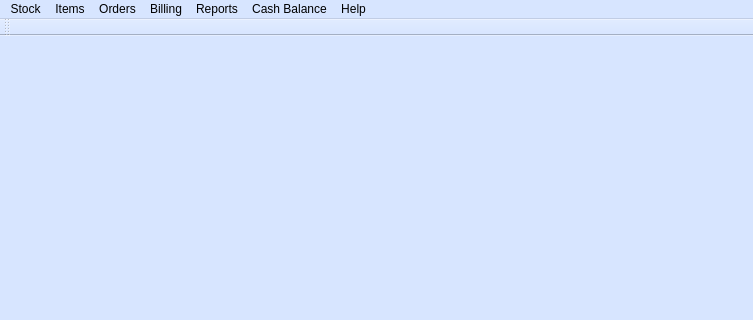
First picture: the form in estorecpp/esmainwindow.ui, repository Watti/estorecpp, before the edit; both pictures show x 0 to 753 and y 0 to 320 of the 753 by 540 pixel window.
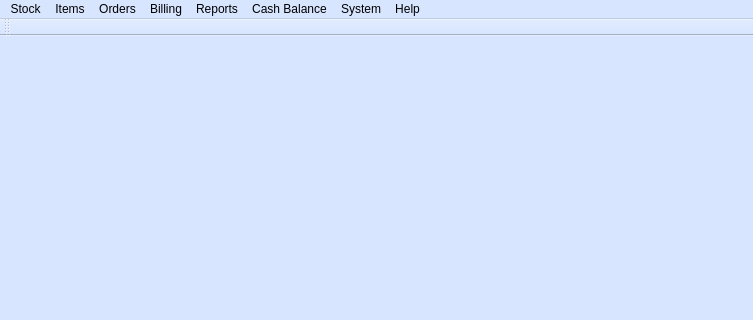
Second picture: the form after the edit.

Commit message: system -> settings, backup & restore menu added

Diff of the .ui file:
```diff
--- a/estorecpp/esmainwindow.ui
+++ b/estorecpp/esmainwindow.ui
@@ -144,12 +144,20 @@
     <addaction name="actionConfigure"/>
     <addaction name="actionShowStatus"/>
    </widget>
+   <widget class="QMenu" name="menuSystem">
+    <property name="title">
+     <string>System</string>
+    </property>
+    <addaction name="actionSettings"/>
+    <addaction name="actionBackupRestore"/>
+   </widget>
    <addaction name="menuStock"/>
    <addaction name="menuItems"/>
    <addaction name="menuOrders"/>
    <addaction name="menuBilling"/>
    <addaction name="menuReports"/>
    <addaction name="menuCashBalance"/>
+   <addaction name="menuSystem"/>
    <addaction name="menuHelp"/>
   </widget>
   <widget class="QToolBar" name="mainToolBar">
```
Left out of the diff: 10 changed lines with no effect on the pictures.
